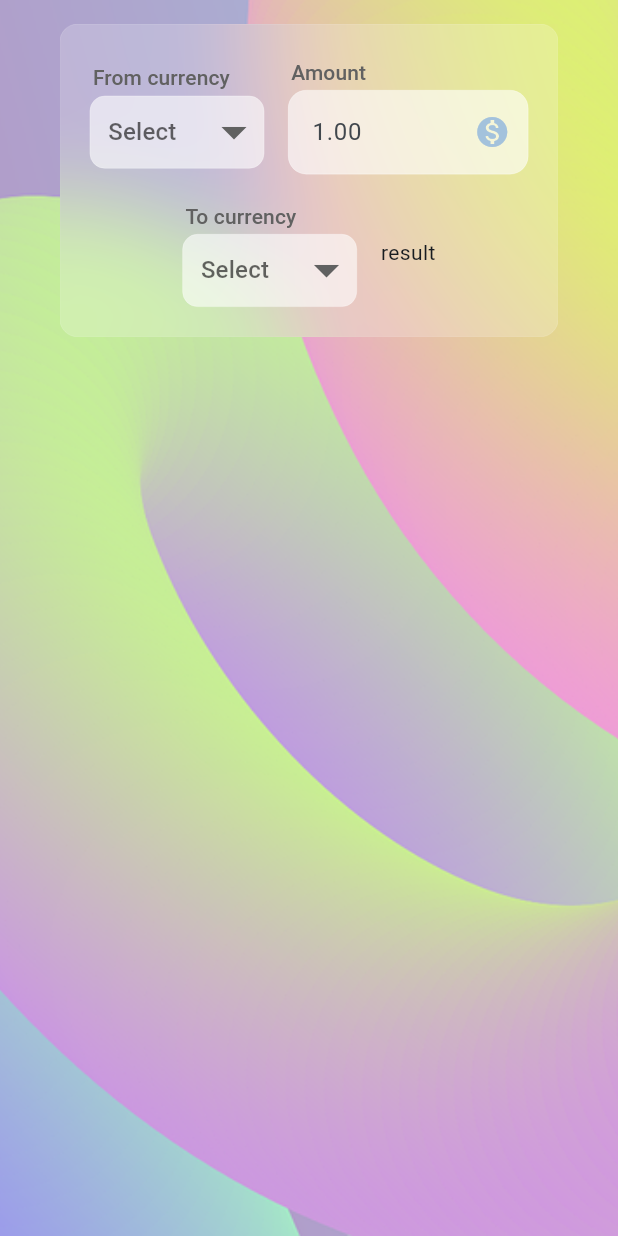
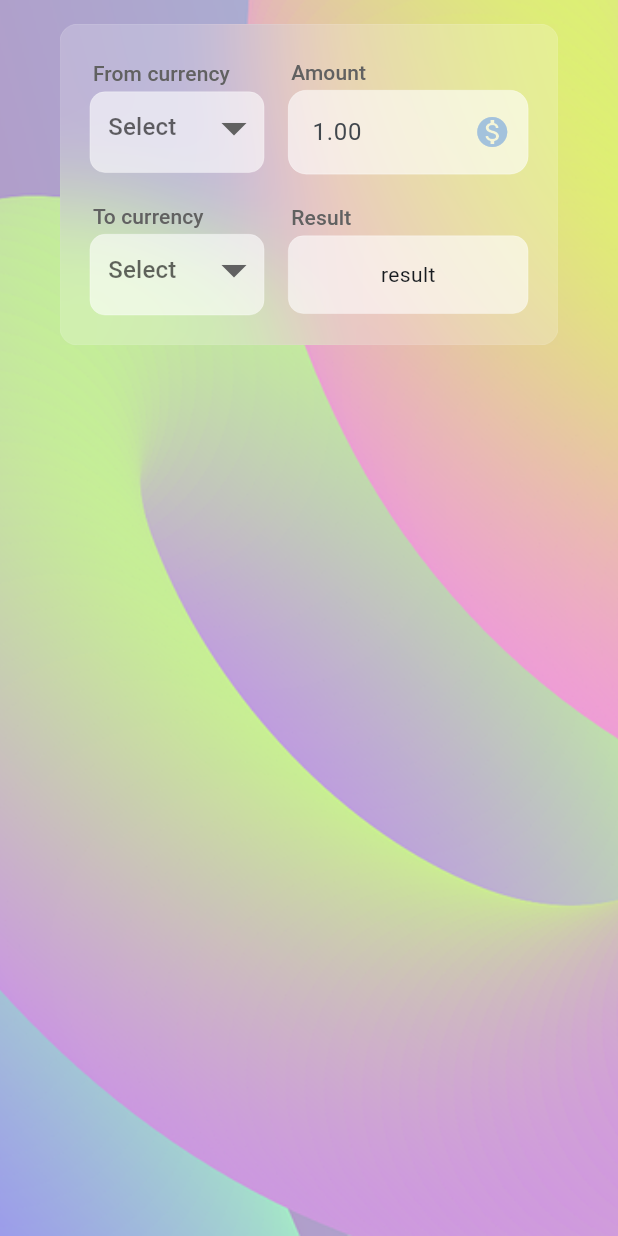
Before and after one commit to Louisii/conversor_de_moeda, a Flutter app: the screen it shows after launch, on a phone screen of 412 x 824 dp. Run offline on Flutter 3.47's test engine with Material 3 defaults, Android fonts, the phone set to English and light mode, and no system bars; our stand-ins replace dio, flutter_bloc, flutter_dotenv, flutter_svg.

Commit message:
fix: layout para mostrar o resultado

```diff
--- a/lib/main.dart
+++ b/lib/main.dart
@@ -21,7 +21,6 @@
   Widget build(BuildContext context) {
     const Color mainColor = Color(0xFFA3C2DC);
 
-    final theme = Theme.of(context);
     return MaterialApp(
       title: 'Currency Converter',
       theme: ThemeData(
@@ -36,6 +35,7 @@
           inversePrimary: mainColor.withOpacity(0.6),
         ),
         inputDecorationTheme: InputDecorationTheme(
+
           floatingLabelBehavior: FloatingLabelBehavior.never,
           filled: true,
           fillColor: Colors.white.withOpacity(0.6),
--- a/lib/screens/currency_converter_screen.dart
+++ b/lib/screens/currency_converter_screen.dart
@@ -40,6 +40,7 @@
 
   @override
   Widget build(BuildContext context) {
+    final theme = Theme.of(context);
     return BlocProvider(
       create: (context) => CurrencyBloc()..add(FetchCurrenciesEvent()),
       child: BlocProvider(
@@ -152,20 +153,54 @@
                                           const SizedBox(
                                             width: 16,
                                           ),
-                                          BlocBuilder<ConversionBloc,
+                                          Column(
+                                            crossAxisAlignment:
+                                                CrossAxisAlignment.start,
+                                            children: [
+                                              Padding(
+                                                padding:
+                                                    const EdgeInsets.all(2.0),
+                                                child: Text(
+                                                  "Result",
+                                                  style: theme
+                                                      .textTheme.titleSmall,
+                                                ),
+                                              ),
+                                              Container(
+                                                height: 52,
+                                                width: 160,
+                                                decoration: BoxDecoration(
+                                                  color: Colors.white
+                                                      .withOpacity(0.6),
+                                                  borderRadius:
+                                                      BorderRadius.circular(10),
+                                                  border: Border.all(
+                                                      color: Colors.white,
+                                                      width: 0.2),
+                                                ),
+                                                child: Center(
+                                                  child: BlocBuilder<
+                                                          ConversionBloc,
                                                           ConversionState>(
-                                              builder: (context, state) {
+                                                      builder:
+                                                          (context, state) {
                                                     if (state
                                                             is ConversionSuccessState &&
-                                                state.conversion?.result !=
+                                                        state.conversion
+                                                                ?.result !=
                                                             null) {
                                                       return Text(state
                                                           .conversion!.result!
                                                           .toStringAsFixed(2));
                                                     } else {
-                                              return const Text('result');
+                                                      return const Text(
+                                                          'result');
                                                     }
                                                   }),
+                                                ),
+                                              ),
+                                            ],
+                                          ),
                                         ],
                                       ),
                                     ],
--- a/lib/widgets/amount_input_field.dart
+++ b/lib/widgets/amount_input_field.dart
@@ -76,6 +76,7 @@
   Widget build(BuildContext context) {
     final theme = Theme.of(context);
     return SizedBox(
+
       width: 160,
       child: Column(
         crossAxisAlignment: CrossAxisAlignment.start,
--- a/lib/widgets/custom_dropdown_button.dart
+++ b/lib/widgets/custom_dropdown_button.dart
@@ -46,6 +46,7 @@
           ),
         ),
         Container(
+          height: 54,
           decoration: BoxDecoration(
             color: widget.backgroundColor ?? Colors.white.withOpacity(0.6),
             borderRadius: widget.borderRadius ?? BorderRadius.circular(10),
```
Lines whose indentation alone changed are shown as unchanged.
